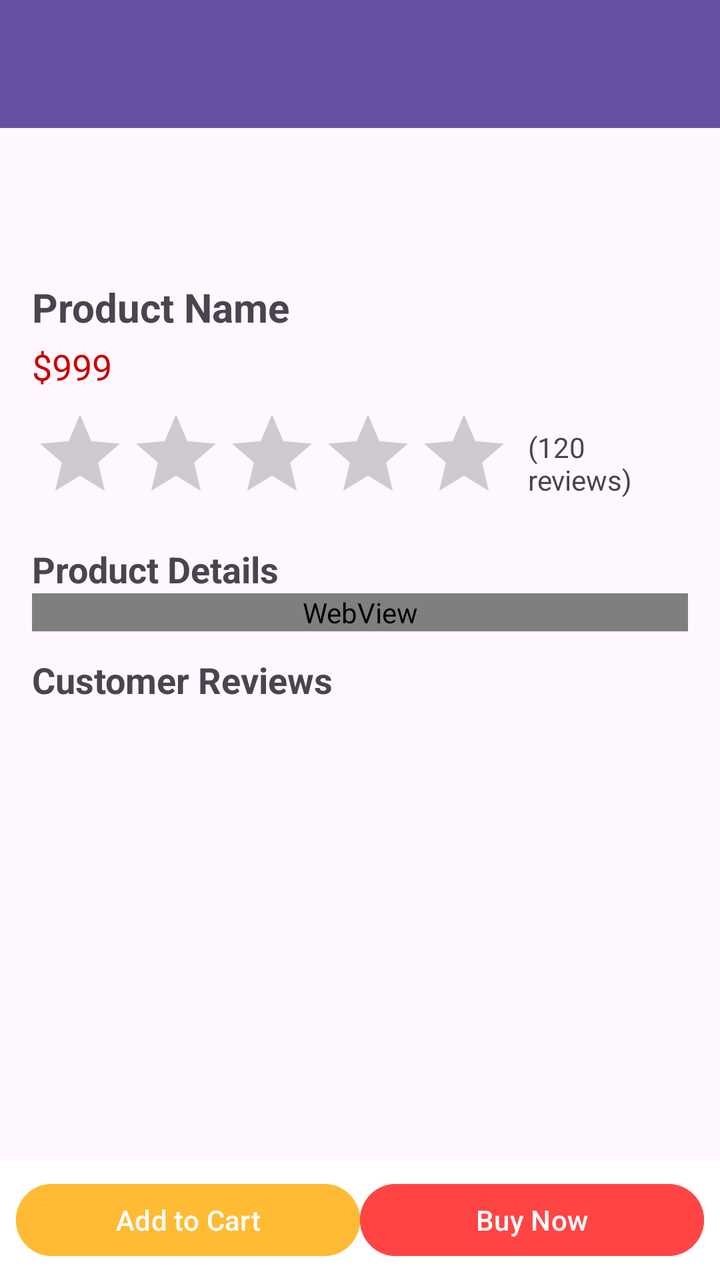
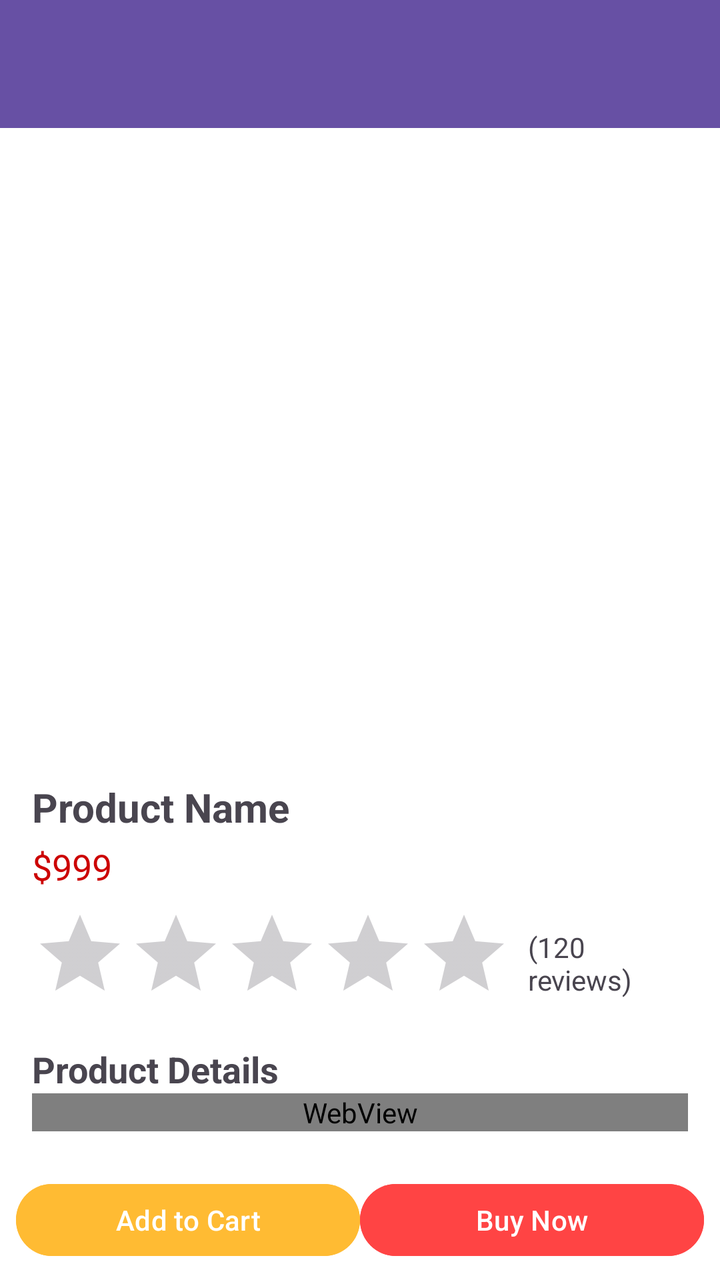

Compare the two renders of this Android layout. The source of the first and the diff that turns it into the second are given below.
<!-- AndroidManifest.xml: application theme Theme.EcommerceApp -->
<!-- res/layout/activity_product_view.xml -->
<?xml version="1.0" encoding="utf-8"?>
<androidx.coordinatorlayout.widget.CoordinatorLayout xmlns:android="http://schemas.android.com/apk/res/android"
    xmlns:app="http://schemas.android.com/apk/res-auto"
    android:layout_width="match_parent"
    android:layout_height="match_parent">

    
    <com.google.android.material.appbar.AppBarLayout
        android:layout_width="match_parent"
        android:layout_height="wrap_content">

        <androidx.appcompat.widget.Toolbar
            android:id="@+id/toolbar"
            android:layout_width="match_parent"
            android:layout_height="?attr/actionBarSize"
            android:background="?attr/colorPrimary"
            android:title="Product Details"
            android:titleTextColor="@android:color/white"/>
    </com.google.android.material.appbar.AppBarLayout>

    
    <androidx.core.widget.NestedScrollView
        android:layout_width="match_parent"
        android:layout_height="match_parent"
        app:layout_behavior="@string/appbar_scrolling_view_behavior">

        <LinearLayout
            android:orientation="vertical"
            android:layout_width="match_parent"
            android:layout_height="match_parent"
            android:padding="16dp">

            
            <androidx.viewpager2.widget.ViewPager2
                android:id="@+id/viewPager"
                android:layout_width="match_parent"
                android:layout_height="wrap_content"
                android:clipToPadding="false"
                android:clipChildren="false"/>

            <com.google.android.material.tabs.TabLayout
                android:id="@+id/tabDots"
                android:layout_width="wrap_content"
                android:layout_height="wrap_content"
                android:layout_gravity="center"
                app:tabIndicatorHeight="0dp"/>

            
            <TextView
                android:id="@+id/productTitle"
                android:layout_width="match_parent"
                android:layout_height="wrap_content"
                android:text="Product Name"
                android:textSize="20sp"
                android:textStyle="bold"
                android:paddingTop="12dp"/>

            <TextView
                android:id="@+id/productPrice"
                android:layout_width="match_parent"
                android:layout_height="wrap_content"
                android:text="$999"
                android:textSize="18sp"
                android:textColor="@android:color/holo_red_dark"
                android:paddingTop="4dp"/>

            
            <LinearLayout
                android:layout_width="match_parent"
                android:layout_height="wrap_content"
                android:orientation="horizontal"
                android:paddingTop="8dp"
                android:gravity="center_vertical">

                <RatingBar
                    android:id="@+id/ratingBar"
                    android:layout_width="wrap_content"
                    android:layout_height="wrap_content"
                    android:numStars="5"
                    android:stepSize="0.5"
                    android:isIndicator="true"/>

                <TextView
                    android:id="@+id/reviewCount"
                    android:layout_width="wrap_content"
                    android:layout_height="wrap_content"
                    android:text="(120 reviews)"
                    android:paddingStart="8dp"/>
            </LinearLayout>

            
            <TextView
                android:text="Product Details"
                android:layout_width="wrap_content"
                android:layout_height="wrap_content"
                android:textSize="18sp"
                android:textStyle="bold"
                android:paddingTop="12dp"/>
            <WebView
                android:id="@+id/webView"
                android:layout_width="match_parent"
                android:layout_height="wrap_content"/>

            
            <TextView
                android:layout_width="wrap_content"
                android:layout_height="wrap_content"
                android:text="Customer Reviews"
                android:textSize="18sp"
                android:textStyle="bold"
                android:paddingTop="12dp"/>
            <androidx.recyclerview.widget.RecyclerView
                android:id="@+id/reviewRecycler"
                android:layout_width="match_parent"
                android:layout_height="wrap_content"/>

            <View android:layout_width="match_parent"
                android:layout_height="80dp"/> 
        </LinearLayout>
    </androidx.core.widget.NestedScrollView>

    
    <LinearLayout
        android:layout_width="match_parent"
        android:layout_height="60dp"
        android:orientation="horizontal"
        android:layout_gravity="bottom"
        android:background="@android:color/white"
        android:padding="8dp"
        android:weightSum="2">

        <Button
            android:id="@+id/btnAddToCart"
            android:layout_width="0dp"
            android:layout_weight="1"
            android:layout_height="match_parent"
            android:text="Add to Cart"
            android:backgroundTint="@android:color/holo_orange_light"/>

        <Button
            android:id="@+id/btnBuyNow"
            android:layout_width="0dp"
            android:layout_weight="1"
            android:layout_height="match_parent"
            android:text="Buy Now"
            android:backgroundTint="@android:color/holo_red_light"/>
    </LinearLayout>

</androidx.coordinatorlayout.widget.CoordinatorLayout>
<!-- resources referenced by this layout -->
<resources>
  <style name="Theme.EcommerceApp" parent="Base.Theme.EcommerceApp" />
  <style name="Base.Theme.EcommerceApp" parent="Theme.Material3.DayNight.NoActionBar">
          
          
      </style>
</resources>

<!-- the commit's change to res/layout/activity_product_view.xml (unified diff, before → after) -->
@@ -2,6 +2,7 @@
 <androidx.coordinatorlayout.widget.CoordinatorLayout xmlns:android="http://schemas.android.com/apk/res/android"
     xmlns:app="http://schemas.android.com/apk/res-auto"
     android:layout_width="match_parent"
+    android:background="@color/white"
     android:layout_height="match_parent">
 
     
@@ -34,7 +35,7 @@
             <androidx.viewpager2.widget.ViewPager2
                 android:id="@+id/viewPager"
                 android:layout_width="match_parent"
-                android:layout_height="wrap_content"
+                android:layout_height="250dp"
                 android:clipToPadding="false"
                 android:clipChildren="false"/>
 
<!-- resource entries referenced after the edit -->
@@ -1,5 +1,6 @@
 <!-- resources referenced by this layout -->
 <resources>
+  <color name="white">#FFFFFFFF</color>
   <style name="Theme.EcommerceApp" parent="Base.Theme.EcommerceApp" />
   <style name="Base.Theme.EcommerceApp" parent="Theme.Material3.DayNight.NoActionBar">
           
